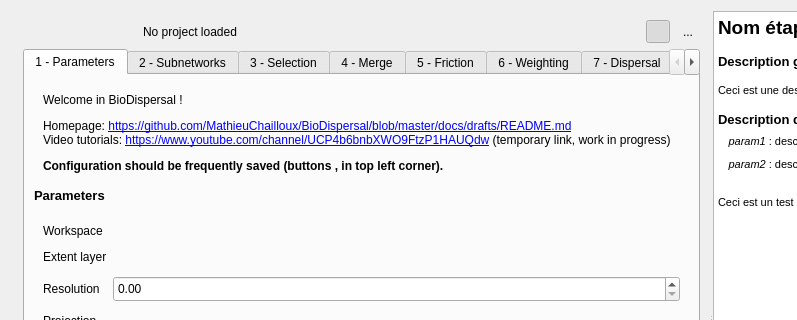
Above: BioDispersal_dialog_base.ui from MathieuChailloux/BioDispersal before the change; both pictures show x 0 to 797 and y 0 to 320 of the 933 by 722 pixel window. Below: the same form after it.
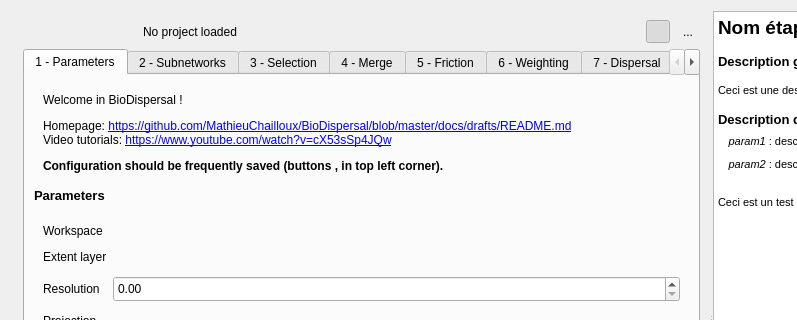
That is the form after the change. Icons and pictures are not drawn. Custom widgets are drawn as their Qt base class.

Commit message: Video tutorials link update (pointing to AFB channel now).

Diff of the .ui file:
```diff
--- a/BioDispersal_dialog_base.ui
+++ b/BioDispersal_dialog_base.ui
@@ -300,7 +300,7 @@
                      </sizepolicy>
                     </property>
                     <property name="text">
-                     <string>&lt;html&gt;&lt;head/&gt;&lt;body&gt;&lt;p&gt;Welcome in BioDispersal !&lt;/p&gt;&lt;p&gt;Homepage: &lt;a href=&quot;https://github.com/MathieuChailloux/BioDispersal/blob/master/docs/drafts/README.md&quot;&gt;&lt;span style=&quot; text-decoration: underline; color:#0000ff;&quot;&gt;https://github.com/MathieuChailloux/BioDispersal/blob/master/docs/drafts/README.md&lt;/span&gt;&lt;/a&gt;&lt;br/&gt;Video tutorials: &lt;a href=&quot;https://www.youtube.com/channel/UCP4b6bnbXWO9FtzP1HAUQdw&quot;&gt;&lt;span style=&quot; text-decoration: underline; color:#0000ff;&quot;&gt;https://www.youtube.com/channel/UCP4b6bnbXWO9FtzP1HAUQdw&lt;/span&gt;&lt;/a&gt; (temporary link, work in progress)&lt;/p&gt;&lt;p&gt;&lt;span style=&quot; font-weight:600;&quot;&gt;Configuration should be frequently saved (buttons &lt;/span&gt;&lt;img src=&quot;:/plugins/BioDispersal/icons/mActionFileSaveAs.svg&quot;/&gt;&lt;span style=&quot; font-weight:600;&quot;&gt;, &lt;/span&gt;&lt;img src=&quot;:/plugins/BioDispersal/icons/mActionFileSave.svg&quot;/&gt;&lt;span style=&quot; font-weight:600;&quot;&gt; in top left corner).&lt;/span&gt;&lt;/p&gt;&lt;/body&gt;&lt;/html&gt;</string>
+                     <string>&lt;html&gt;&lt;head/&gt;&lt;body&gt;&lt;p&gt;Welcome in BioDispersal !&lt;/p&gt;&lt;p&gt;Homepage: &lt;a href=&quot;https://github.com/MathieuChailloux/BioDispersal/blob/master/docs/drafts/README.md&quot;&gt;&lt;span style=&quot; text-decoration: underline; color:#0000ff;&quot;&gt;https://github.com/MathieuChailloux/BioDispersal/blob/master/docs/drafts/README.md&lt;/span&gt;&lt;/a&gt;&lt;br/&gt;Video tutorials: &lt;a href=&quot;https://www.youtube.com/watch?v=cX53sSp4JQw&quot;&gt;&lt;span style=&quot; text-decoration: underline; color:#0000ff;&quot;&gt;https://www.youtube.com/watch?v=cX53sSp4JQw&lt;/span&gt;&lt;/a&gt;&lt;/p&gt;&lt;p&gt;&lt;span style=&quot; font-weight:600;&quot;&gt;Configuration should be frequently saved (buttons &lt;/span&gt;&lt;img src=&quot;:/plugins/BioDispersal/icons/mActionFileSaveAs.svg&quot;/&gt;&lt;span style=&quot; font-weight:600;&quot;&gt;, &lt;/span&gt;&lt;img src=&quot;:/plugins/BioDispersal/icons/mActionFileSave.svg&quot;/&gt;&lt;span style=&quot; font-weight:600;&quot;&gt; in top left corner).&lt;/span&gt;&lt;/p&gt;&lt;/body&gt;&lt;/html&gt;</string>
                     </property>
                     <property name="wordWrap">
                      <bool>true</bool>
```
The commit also changes 9 other files.
